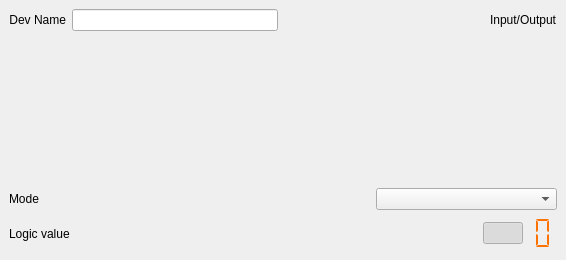
First picture: the form in plugins/swiot/ui/diodigitalchannel.ui, repository analogdevicesinc/scopy, before the edit.
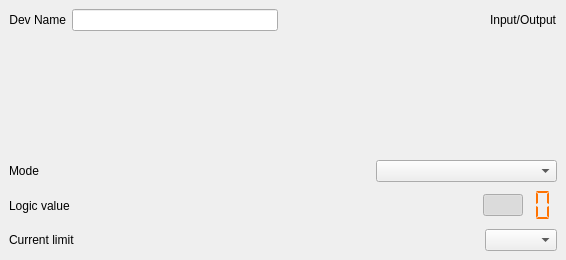
Second picture: the form after the edit. Custom widgets are drawn as their Qt base class.

Commit message: swiot: added current limit selection functionality to max14906 channels

The edit to the form file:
```diff
--- a/plugins/swiot/ui/diodigitalchannel.ui
+++ b/plugins/swiot/ui/diodigitalchannel.ui
@@ -49,7 +49,7 @@
      <property name="styleSheet">
       <string notr="true"/>
      </property>
-     <layout class="QVBoxLayout" name="verticalLayout" stretch="1,10,2,2">
+     <layout class="QVBoxLayout" name="verticalLayout" stretch="1,10,2,2,0">
       <property name="spacing">
        <number>6</number>
       </property>
@@ -226,6 +226,43 @@
         </item>
        </layout>
       </item>
+      <item>
+       <layout class="QHBoxLayout" name="currentLimitLayout">
+        <item>
+         <widget class="QLabel" name="currentLimitLabel">
+          <property name="text">
+           <string>Current limit</string>
+          </property>
+         </widget>
+        </item>
+        <item>
+         <spacer name="horizontalSpacer_4">
+          <property name="orientation">
+           <enum>Qt::Horizontal</enum>
+          </property>
+          <property name="sizeHint" stdset="0">
+           <size>
+            <width>0</width>
+            <height>0</height>
+           </size>
+          </property>
+         </spacer>
+        </item>
+        <item>
+         <widget class="QComboBox" name="currentLimitValues">
+          <property name="minimumSize">
+           <size>
+            <width>65</width>
+            <height>0</height>
+           </size>
+          </property>
+          <property name="sizeAdjustPolicy">
+           <enum>QComboBox::AdjustToContents</enum>
+          </property>
+         </widget>
+        </item>
+       </layout>
+      </item>
      </layout>
     </widget>
    </item>
```
The commit also changes 3 other files.
